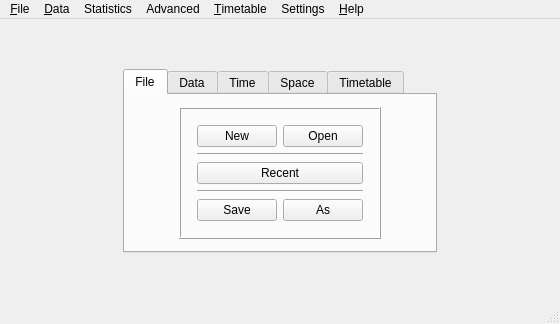
First picture: the form in src/interface/fetmainform_template.ui, repository karandit/fet, before the edit.
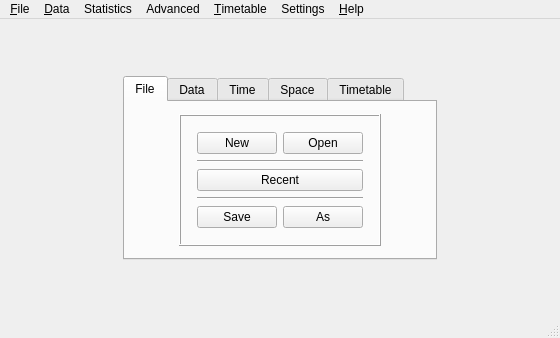
Second picture: the form after the edit.

What changed in the file:
```diff
--- a/src/interface/fetmainform_template.ui
+++ b/src/interface/fetmainform_template.ui
@@ -7,7 +7,7 @@
     <x>0</x>
     <y>0</y>
     <width>560</width>
-    <height>324</height>
+    <height>338</height>
    </rect>
   </property>
   <widget class="QWidget" name="mainwidget">
```
Left out of the diff: 50 changed lines with no effect on the pictures.
